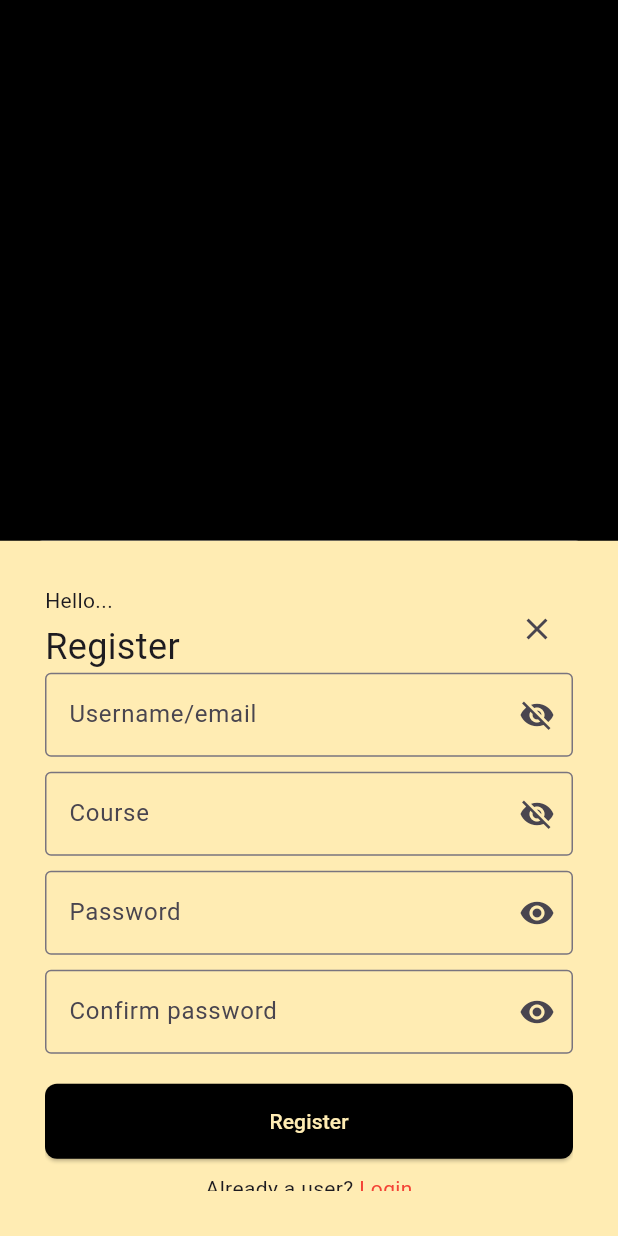
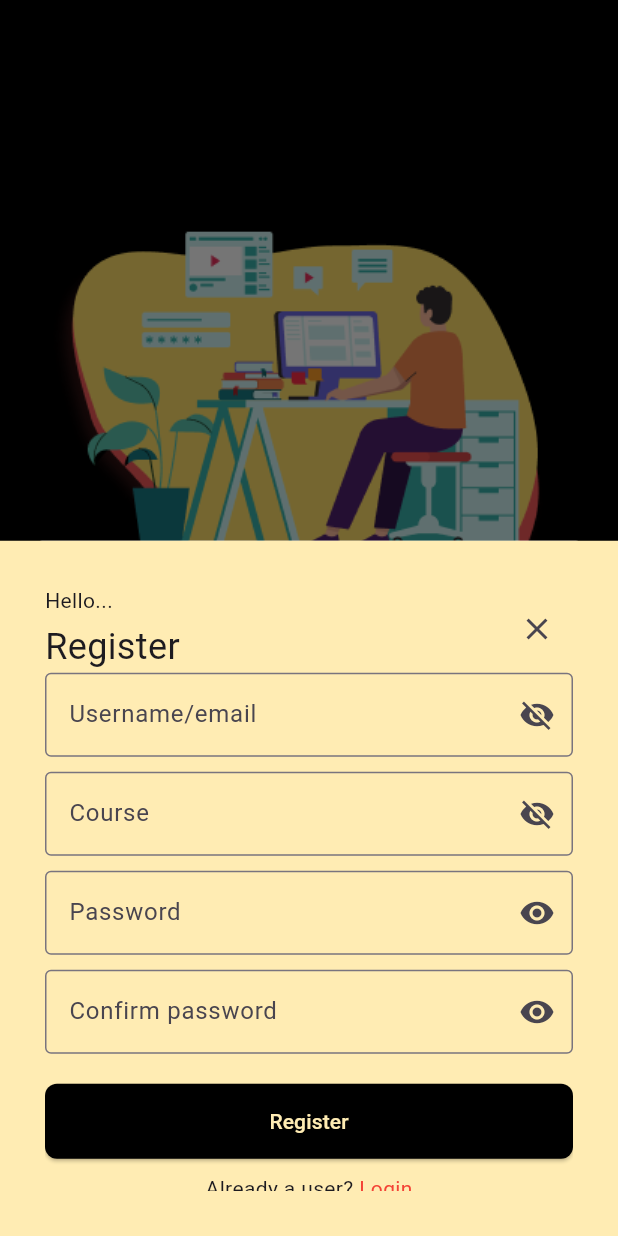
Before and after one commit to Amrabozaid/bottom_sheet, a Flutter app: the screen it shows after launch, after a tap on "Create Account", on a phone screen of 412 x 824 dp. Run offline on Flutter 3.47's test engine with Material 3 defaults, Android fonts, the phone set to English and light mode, and no system bars; missing offline and left inert: dart:ffi.

Commit message:
added pic, some text, slightly more decent experience

```diff
--- a/lib/views/home_page.dart
+++ b/lib/views/home_page.dart
@@ -16,13 +16,19 @@ class HomePage extends StatelessWidget {
         child: Column(
           mainAxisAlignment: MainAxisAlignment.center,
           children: [
-            // Image.asset('..../assets/asset1.png'),
-            const SizedBox(height: 20),
+            Image.asset('assets/asset1.png'),
+            const Text("Welcome",style: TextStyle(fontSize: 24,fontWeight: FontWeight.w500,color: Colors.red),),
+            const Text(
+              "Lorem ipsum dolor sit amet,\nconsectetur adipiscing elit, sed\ndo eiusmod",
+              textAlign: TextAlign.center,
+              style: TextStyle(color: Color.fromARGB(255, 218, 249, 255),fontSize: 15)
+              ),
+            const SizedBox(height: 40),
             Padding(
               padding: const EdgeInsets.all(8.0),
               child: SizedBox(
                 height: 50,
-                width: double.infinity,
+                width: 300,
                 child: ElevatedButton(
                   style: ElevatedButton.styleFrom(
                     shape: RoundedRectangleBorder(borderRadius: BorderRadius.circular(8)),backgroundColor: Colors.amber[400]
@@ -30,7 +36,7 @@ class HomePage extends StatelessWidget {
                   onPressed: () {
                   showModalBottomSheet(
                     context: context,
-                    builder: (context)=> RegisterBottomSheet(),
+                    builder: (context)=> const RegisterBottomSheet(),
                   );
                 }, child:const Text("Create Account",style:TextStyle(fontSize: 20,color: Colors.black),)),
               ),
@@ -39,12 +45,12 @@ class HomePage extends StatelessWidget {
               padding: const EdgeInsets.all(8.0),
               child: SizedBox(
                 height: 50,
-                width: double.infinity,
+                width: 300,
                 child: ElevatedButton(
                   style: ElevatedButton.styleFrom(
                     shape: RoundedRectangleBorder(
                       borderRadius: BorderRadius.circular(8),
-                      side: BorderSide(color: Colors.amber,width: 2)
+                      side: const BorderSide(color: Colors.amber,width: 2)
                     ),
                       backgroundColor: Colors.black
                   ),
--- a/pubspec.yaml
+++ b/pubspec.yaml
@@ -52,6 +52,9 @@ dev_dependencies:
 
 # The following section is specific to Flutter packages.
 flutter:
+  assets:
+    - assets/asset1.png
+
 
   # The following line ensures that the Material Icons font is
   # included with your application, so that you can use the icons in
```
Also changed, not shown: gifs/show.gif (deleted), 1 other file.
